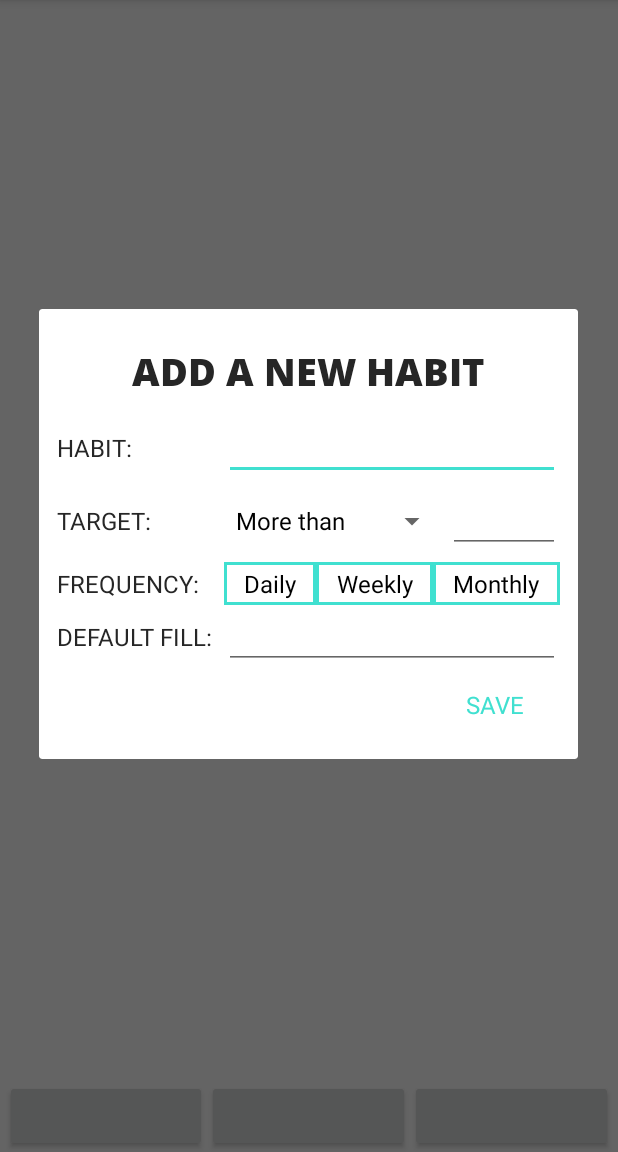
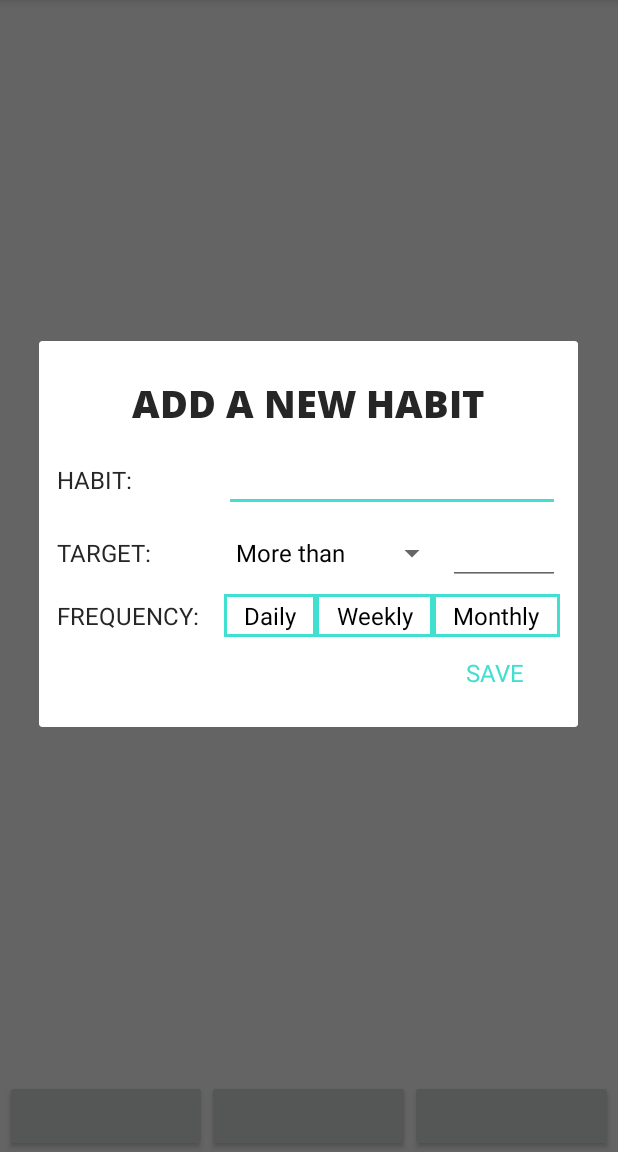
Before and after one commit to viriyadhika/GoalTracker, an Android app: the screen it shows after launch (MainActivity), after a tap on an icon or button, on a phone screen of 412 x 824 dp, the part 84-1236 px from its top. Run offline under Robolectric (Android 15) with nearby library versions, the phone set to English and light mode, and no system bars; our stand-ins replace Room's generated code; Roboto replaces fonts that are not available here.

Commit message:
clean up TODO

```diff
--- a/app/src/main/java/com/example/goaltracker/AddRecordActivity.java
+++ b/app/src/main/java/com/example/goaltracker/AddRecordActivity.java
@@ -150,7 +150,6 @@ public class AddRecordActivity extends AppCompatActivity  {
 
     }
 
-    //TODO: Implement snackbar when saving, go back to the previous activity
     /**
      * When saving the file, it only detect which goal is filled. Only those got filled will be input to database
      */
--- a/app/src/main/java/com/example/goaltracker/UpdateGoalDialogFragment.java
+++ b/app/src/main/java/com/example/goaltracker/UpdateGoalDialogFragment.java
@@ -49,8 +49,6 @@ public class UpdateGoalDialogFragment extends DialogFragment implements View.OnC
     RadioButton monthly;
     String frequencySelection;
 
-    EditText defaultval;
-
     Button saveButton;
 
     UpdateGoalDialogListener listener;
@@ -93,7 +91,6 @@ public class UpdateGoalDialogFragment extends DialogFragment implements View.OnC
         value = view.findViewById(R.id.dialog_add_new_goal_value);
 
         //Set Up the 3 Frequency Radio Button
-        //TODO: Dive to pressing mechanism of the button
         daily = view.findViewById(R.id.dialog_add_new_goal_daily);
         daily.setOnClickListener(this);
 
@@ -102,9 +99,6 @@ public class UpdateGoalDialogFragment extends DialogFragment implements View.OnC
 
         monthly = view.findViewById(R.id.dialog_add_new_goal_monthly);
         monthly.setOnClickListener(this);
-
-        //Set Up Default
-        defaultval = view.findViewById(R.id.dialog_add_new_goal_default);
 
         //If this is an update window, then populate the dialog, otherwise don't do anything
         final boolean updateWindow = getArguments() != null;
@@ -119,7 +113,6 @@ public class UpdateGoalDialogFragment extends DialogFragment implements View.OnC
             public void onClick(View v) {
                 if (!goalName.getText().toString().matches("") &&
                         moreThanSelection[0] != null &&
-                        !defaultval.getText().toString().matches("") &&
                         frequencySelection != null &&
                         !value.getText().toString().matches("")) {
 
@@ -127,8 +120,8 @@ public class UpdateGoalDialogFragment extends DialogFragment implements View.OnC
                     boolean mrThan = moreThanSelection[0].equals(Constants.MORE_THAN_OPTION.get(0));
                     double val = Double.parseDouble(value.getText().toString().trim());
                     String frequency = frequencySelection;
-                    double defVal = Double.parseDouble(defaultval.getText().toString().trim());
-                    Goal toAdd = new Goal (glName, mrThan, val, frequency, defVal);
+
+                    Goal toAdd = new Goal (glName, mrThan, val, frequency);
                     if (updateWindow) {
                         int goalId = getArguments().getInt(Constants.GOAL_ID_COLUMN_NAME);
                         toAdd.setId(goalId);
@@ -199,7 +192,6 @@ public class UpdateGoalDialogFragment extends DialogFragment implements View.OnC
         boolean target = arguments.getBoolean(Constants.GOAL_TARGET_COLUMN_NAME);
         double val = arguments.getDouble(Constants.GOAL_VALUE_COLUMN_NAME);
         String freq = arguments.getString(Constants.GOAL_FREQUENCY_NAME);
-        double defaultValue = arguments.getDouble(Constants.GOAL_DEFAULT_COLUMN_NAME);
 
         title.setText(columnName);
 
@@ -225,8 +217,6 @@ public class UpdateGoalDialogFragment extends DialogFragment implements View.OnC
                 break;
         }
 
-        defaultval.setText(String.valueOf(defaultValue));
-
     }
 
 }
--- a/app/src/main/java/com/example/goaltracker/ViewRecordActivity.java
+++ b/app/src/main/java/com/example/goaltracker/ViewRecordActivity.java
@@ -32,7 +32,7 @@ public class ViewRecordActivity extends AppCompatActivity {
         //Get the extras passed from prev's activity
         Bundle extras = getIntent().getExtras();
         assert extras != null : TAG + ": No extras found from Intent";
-        final int goalid = extras.getInt(Constants.GOALID_NAME);
+        final int goalid = extras.getInt(Constants.GOAL_ID_COLUMN_NAME);
 
         recyclerView = findViewById(R.id.activity_view_record_rview);
         recordRViewAdapter = new RecordRViewAdapter();
--- a/app/src/main/java/com/example/goaltracker/adapter/GoalRViewAdapter_Main.java
+++ b/app/src/main/java/com/example/goaltracker/adapter/GoalRViewAdapter_Main.java
@@ -115,7 +115,6 @@ public class GoalRViewAdapter_Main extends GoalRViewAdapter {
         public ImageButton editButton;
         public TextView targetText;
 
-        //TODO: Implement update and delete items
         public ViewHolder(@NonNull View itemView, Context context) {
             super(itemView, context, (TextView) itemView.findViewById(R.id.rview_row_main_title));
             deleteButton = itemView.findViewById(R.id.rview_row_main_delete);
--- a/app/src/main/java/com/example/goaltracker/data/GoalDao.java
+++ b/app/src/main/java/com/example/goaltracker/data/GoalDao.java
@@ -30,10 +30,9 @@ public interface GoalDao {
             + " SET " + Constants.GOAL_NAME_COLUMN_NAME + " = :goal,"
             + Constants.GOAL_TARGET_COLUMN_NAME + " = :moreThanValue,"
             + Constants.GOAL_VALUE_COLUMN_NAME + " = :value,"
-            + Constants.GOAL_FREQUENCY_NAME + " = :frequency,"
-            + Constants.GOAL_DEFAULT_COLUMN_NAME + " = :defaultValue "
+            + Constants.GOAL_FREQUENCY_NAME + " = :frequency"
             + " WHERE id = :id")
-    int updateGoal(int id, String goal, boolean moreThanValue, double value, String frequency, double defaultValue);
+    int updateGoal(int id, String goal, boolean moreThanValue, double value, String frequency);
 
     @Query("SELECT * FROM " + Constants.GOAL_TABLE_NAME + " ORDER BY " + Constants.GOAL_NAME_COLUMN_NAME + " DESC")
     LiveData<List<Goal>> getAllGoals();
--- a/app/src/main/java/com/example/goaltracker/data/GoalRoomDatabase.java
+++ b/app/src/main/java/com/example/goaltracker/data/GoalRoomDatabase.java
@@ -10,8 +10,7 @@ import com.example.goaltracker.model.Goal;
 import com.example.goaltracker.model.Record;
 import com.example.goaltracker.util.Constants;
 
-//TODO: To implement the relational database
-@Database(entities = {Goal.class, Record.class}, version = 6)
+@Database(entities = {Goal.class, Record.class}, version = 7)
 public abstract class GoalRoomDatabase extends RoomDatabase {
     public abstract GoalDao goalDao();
     public abstract RecordDao recordDao();
--- a/app/src/main/java/com/example/goaltracker/util/Constants.java
+++ b/app/src/main/java/com/example/goaltracker/util/Constants.java
@@ -14,7 +14,6 @@ public class Constants {
     public static final String GOAL_TARGET_COLUMN_NAME = "goal_target_col";
     public static final String GOAL_VALUE_COLUMN_NAME = "goal_value_col";
     public static final String GOAL_FREQUENCY_NAME = "goal_freq_col";
-    public static final String GOAL_DEFAULT_COLUMN_NAME = "goal_default_col";
 
     //Record DB Constants
     public static final String REC_TABLE_NAME = "record_table";
@@ -27,8 +26,6 @@ public class Constants {
     public static final String WEEKLY = "weekly";
     public static final String MONTHLY = "monthly";
 
-    //Passing goalid from MainActivity -> StatisticsActivity
-    public static final String GOALID_NAME = "goalid";
 
     //Option for spinner in AddGoalActivity
     public static final List<String> MORE_THAN_OPTION = new ArrayList<String>(
--- a/app/src/main/java/com/example/goaltracker/util/GoalRepository.java
+++ b/app/src/main/java/com/example/goaltracker/util/GoalRepository.java
@@ -94,8 +94,7 @@ public class GoalRepository {
                     goals[0].getGoalName(),
                     goals[0].isMoreThanValue(),
                     goals[0].getValue(),
-                    goals[0].getFrequency(),
-                    goals[0].getDefaultvalue());
+                    goals[0].getFrequency());
             return null;
         }
     }
--- a/app/src/main/res/layout/activity_statistics.xml
+++ b/app/src/main/res/layout/activity_statistics.xml
@@ -12,11 +12,9 @@
     android:gravity="center_horizontal">
 
 
-<!--    TODO: Put Title-->
     <TextView
         android:id="@+id/activity_statistics_title"
-        android:layout_width="wrap_content"
-        android:layout_height="wrap_content" />
+        style="@style/dialog_title" />
 
     <com.github.mikephil.charting.charts.BarChart
         android:id="@+id/activity_statistics_chart"
--- a/app/src/main/res/layout/dialog_add_new_goal.xml
+++ b/app/src/main/res/layout/dialog_add_new_goal.xml
@@ -113,24 +113,6 @@
 
     </LinearLayout>
 
-    <LinearLayout
-        android:layout_width="match_parent"
-        android:layout_height="wrap_content"
-        android:gravity="center_vertical">
-
-        <TextView
-            android:text="@string/dialog_add_new_goal_default"
-            style="@style/dialog_content"
-            android:layout_weight="1" />
-
-        <EditText
-            android:id="@+id/dialog_add_new_goal_default"
-            android:inputType="numberDecimal"
-            style="@style/edit_text"
-            android:layout_weight="2" />
-
-    </LinearLayout>
-
     <Button
         android:id="@+id/dialog_add_new_goal_saveButton"
         style="@style/save_button"
```
Also changed, not shown: app/src/main/java/com/example/goaltracker/GoalDialogFragment.java (deleted, +0 -176 lines), app/src/main/java/com/example/goaltracker/MainActivity.java (+6 -11 lines), app/src/main/java/com/example/goaltracker/StatisticsActivity.java (+18 -7 lines), app/src/main/java/com/example/goaltracker/model/Goal.java (+1 -14 lines), app/src/main/java/com/example/goaltracker/util/DateTimeHandler.java (+0 -13 lines), app/src/main/java/com/example/goaltracker/util/GoalBundleHandler.java (added, +35 -0 lines).
